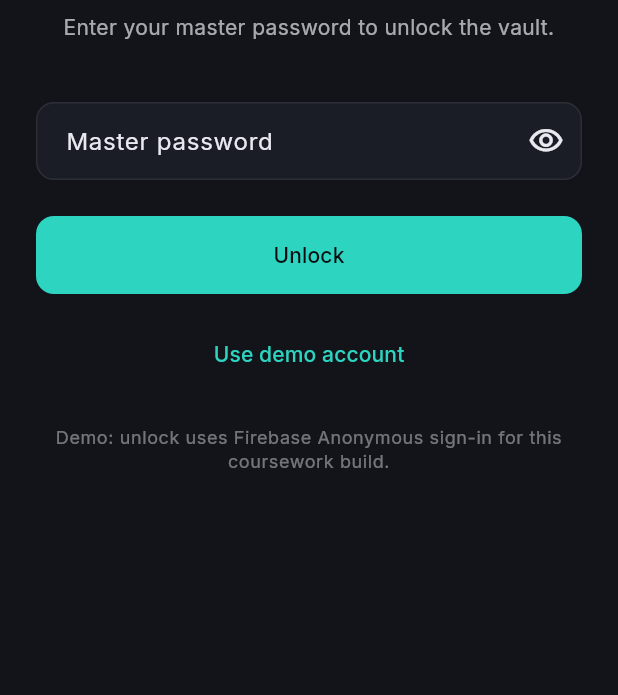
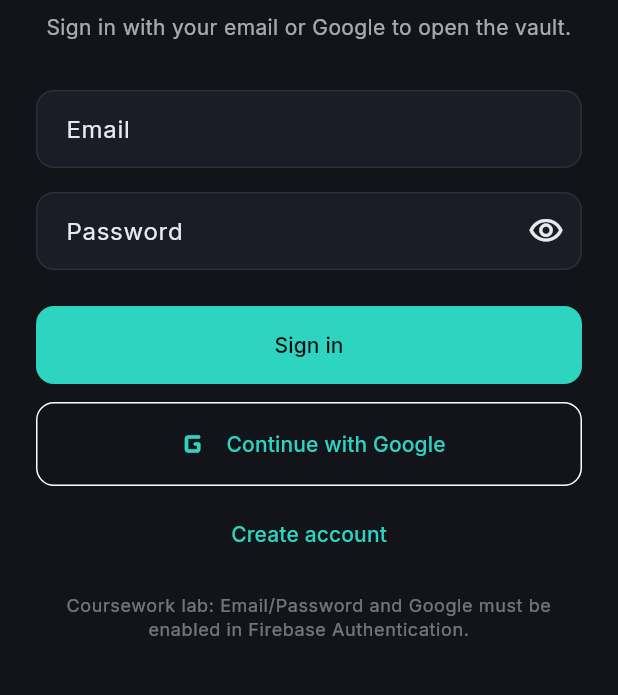
Before and after one commit to King-Angelo/CBS_Vault, a Flutter app: the screen it shows after launch, on a phone screen of 412 x 824 dp, the part 240-935 px from its top. Run offline on Flutter 3.47's test engine with Material 3 defaults, Android fonts, the phone set to English and light mode, and no system bars; our stand-ins replace firebase_auth, firebase_core, go_router, google_fonts, google_sign_in, package_info_plus; accounts and stored records are empty.

Commit message:
Login: email/password and Google sign-in; init GoogleSignIn

```diff
--- a/lib/main.dart
+++ b/lib/main.dart
@@ -1,5 +1,6 @@
 import 'package:firebase_core/firebase_core.dart';
 import 'package:flutter/material.dart';
+import 'package:google_sign_in/google_sign_in.dart';
 
 import 'app/cbs_vault_app.dart';
 import 'firebase_options.dart';
@@ -9,5 +10,6 @@ Future<void> main() async {
   await Firebase.initializeApp(
     options: DefaultFirebaseOptions.currentPlatform,
   );
+  await GoogleSignIn.instance.initialize();
   runApp(const CbsVaultApp());
 }
--- a/lib/screens/login_screen.dart
+++ b/lib/screens/login_screen.dart
@@ -1,6 +1,7 @@
 import 'package:firebase_auth/firebase_auth.dart';
 import 'package:flutter/material.dart';
 import 'package:go_router/go_router.dart';
+import 'package:google_sign_in/google_sign_in.dart';
 
 import '../theme/app_theme.dart';
 import '../widgets/app_snackbar.dart';
@@ -13,40 +14,113 @@ class LoginScreen extends StatefulWidget {
 }
 
 class _LoginScreenState extends State<LoginScreen> {
+  final _emailController = TextEditingController();
   final _passwordController = TextEditingController();
   bool _obscure = true;
   bool _loading = false;
 
   @override
   void dispose() {
+    _emailController.dispose();
     _passwordController.dispose();
     super.dispose();
   }
 
-  Future<void> _unlock() async {
+  String _authMessage(FirebaseAuthException e) {
+    switch (e.code) {
+      case 'user-not-found':
+      case 'wrong-password':
+      case 'invalid-credential':
+        return 'Invalid email or password.';
+      case 'invalid-email':
+        return 'Enter a valid email address.';
+      case 'user-disabled':
+        return 'This account has been disabled.';
+      default:
+        return e.message ?? e.code;
+    }
+  }
+
+  Future<void> _signInWithEmail() async {
+    final email = _emailController.text.trim();
+    final password = _passwordController.text;
+    if (email.isEmpty || password.isEmpty) {
+      showAppSnackBar(context, 'Enter email and password.', isError: true);
+      return;
+    }
     setState(() => _loading = true);
     try {
-      // Lab demo: anonymous session — Phase 3 can tie vault entries to uid.
-      await FirebaseAuth.instance.signInAnonymously();
+      await FirebaseAuth.instance.signInWithEmailAndPassword(
+        email: email,
+        password: password,
+      );
       if (!mounted) return;
       context.go('/vault');
+    } on FirebaseAuthException catch (e) {
+      if (!mounted) return;
+      showAppSnackBar(context, _authMessage(e), isError: true);
     } catch (e) {
       if (!mounted) return;
-      showAppSnackBar(context, 'Could not unlock: $e', isError: true);
+      showAppSnackBar(context, 'Sign-in failed: $e', isError: true);
     } finally {
       if (mounted) setState(() => _loading = false);
     }
   }
 
-  Future<void> _demoAccount() async {
+  /// Lab convenience: create Mark/Lisa-style accounts without the Console.
+  Future<void> _createAccount() async {
+    final email = _emailController.text.trim();
+    final password = _passwordController.text;
+    if (email.isEmpty || password.isEmpty) {
+      showAppSnackBar(context, 'Enter email and password to register.', isError: true);
+      return;
+    }
+    if (password.length < 6) {
+      showAppSnackBar(context, 'Password must be at least 6 characters.', isError: true);
+      return;
+    }
     setState(() => _loading = true);
     try {
-      await FirebaseAuth.instance.signInAnonymously();
+      await FirebaseAuth.instance.createUserWithEmailAndPassword(
+        email: email,
+        password: password,
+      );
       if (!mounted) return;
       context.go('/vault');
+    } on FirebaseAuthException catch (e) {
+      if (!mounted) return;
+      showAppSnackBar(context, e.message ?? e.code, isError: true);
     } catch (e) {
       if (!mounted) return;
-      showAppSnackBar(context, 'Demo sign-in failed: $e', isError: true);
+      showAppSnackBar(context, 'Registration failed: $e', isError: true);
+    } finally {
+      if (mounted) setState(() => _loading = false);
+    }
+  }
+
+  Future<void> _signInWithGoogle() async {
+    setState(() => _loading = true);
+    try {
+      final account = await GoogleSignIn.instance.authenticate();
+      final googleAuth = account.authentication;
+      final credential = GoogleAuthProvider.credential(
+        idToken: googleAuth.idToken,
+      );
+      await FirebaseAuth.instance.signInWithCredential(credential);
+      if (!mounted) return;
+      context.go('/vault');
+    } on GoogleSignInException catch (e) {
+      if (!mounted) return;
+      if (e.code == GoogleSignInExceptionCode.canceled) {
+        return;
+      }
+      showAppSnackBar(context, 'Google sign-in: ${e.description}', isError: true);
+    } on FirebaseAuthException catch (e) {
+      if (!mounted) return;
+      showAppSnackBar(context, e.message ?? e.code, isError: true);
+    } catch (e) {
+      if (!mounted) return;
+      showAppSnackBar(context, 'Google sign-in failed: $e', isError: true);
     } finally {
       if (mounted) setState(() => _loading = false);
     }
@@ -73,20 +147,32 @@ class _LoginScreenState extends State<LoginScreen> {
               ),
               const SizedBox(height: 8),
               Text(
-                'Enter your master password to unlock the vault.',
+                'Sign in with your email or Google to open the vault.',
                 textAlign: TextAlign.center,
                 style: Theme.of(context).textTheme.bodyMedium?.copyWith(
                       color: Theme.of(context).colorScheme.onSurface.withValues(alpha: 0.7),
                     ),
               ),
-              const SizedBox(height: 40),
+              const SizedBox(height: 32),
+              TextField(
+                controller: _emailController,
+                keyboardType: TextInputType.emailAddress,
+                autocorrect: false,
+                autofillHints: const [AutofillHints.email],
+                textInputAction: TextInputAction.next,
+                decoration: const InputDecoration(
+                  labelText: 'Email',
+                ),
+              ),
+              const SizedBox(height: 16),
               TextField(
                 controller: _passwordController,
                 obscureText: _obscure,
+                autofillHints: const [AutofillHints.password],
                 textInputAction: TextInputAction.done,
-                onSubmitted: (_) => _unlock(),
+                onSubmitted: (_) => _signInWithEmail(),
                 decoration: InputDecoration(
-                  labelText: 'Master password',
+                  labelText: 'Password',
                   suffixIcon: IconButton(
                     icon: Icon(_obscure ? Icons.visibility_outlined : Icons.visibility_off_outlined),
                     onPressed: () => setState(() => _obscure = !_obscure),
@@ -95,7 +181,7 @@ class _LoginScreenState extends State<LoginScreen> {
               ),
               const SizedBox(height: 24),
               FilledButton(
-                onPressed: _loading ? null : _unlock,
+                onPressed: _loading ? null : _signInWithEmail,
                 style: FilledButton.styleFrom(
                   padding: const EdgeInsets.symmetric(vertical: 16),
                   shape: RoundedRectangleBorder(borderRadius: BorderRadius.circular(12)),
@@ -106,16 +192,26 @@ class _LoginScreenState extends State<LoginScreen> {
                         width: 22,
                         child: CircularProgressIndicator(strokeWidth: 2),
                       )
-                    : const Text('Unlock'),
+                    : const Text('Sign in'),
+              ),
+              const SizedBox(height: 12),
+              OutlinedButton.icon(
+                onPressed: _loading ? null : _signInWithGoogle,
+                icon: const Icon(Icons.g_mobiledata_rounded, size: 28),
+                label: const Text('Continue with Google'),
+                style: OutlinedButton.styleFrom(
+                  padding: const EdgeInsets.symmetric(vertical: 14),
+                  shape: RoundedRectangleBorder(borderRadius: BorderRadius.circular(12)),
+                ),
+              ),
+              const SizedBox(height: 8),
+              TextButton(
+                onPressed: _loading ? null : _createAccount,
+                child: const Text('Create account'),
               ),
               const SizedBox(height: 16),
-              TextButton(
-                onPressed: _loading ? null : _demoAccount,
-                child: const Text('Use demo account'),
-              ),
-              const SizedBox(height: 24),
               Text(
-                'Demo: unlock uses Firebase Anonymous sign-in for this coursework build.',
+                'Coursework lab: Email/Password and Google must be enabled in Firebase Authentication.',
                 textAlign: TextAlign.center,
                 style: Theme.of(context).textTheme.bodySmall?.copyWith(
                       color: Theme.of(context).colorScheme.onSurface.withValues(alpha: 0.45),
--- a/pubspec.yaml
+++ b/pubspec.yaml
@@ -40,6 +40,7 @@ dependencies:
   go_router: ^17.2.0
   google_fonts: ^8.0.2
   package_info_plus: ^9.0.1
+  google_sign_in: ^7.2.0
 
 dev_dependencies:
   flutter_test:
```
Also changed, not shown: pubspec.lock, 3 other files.
